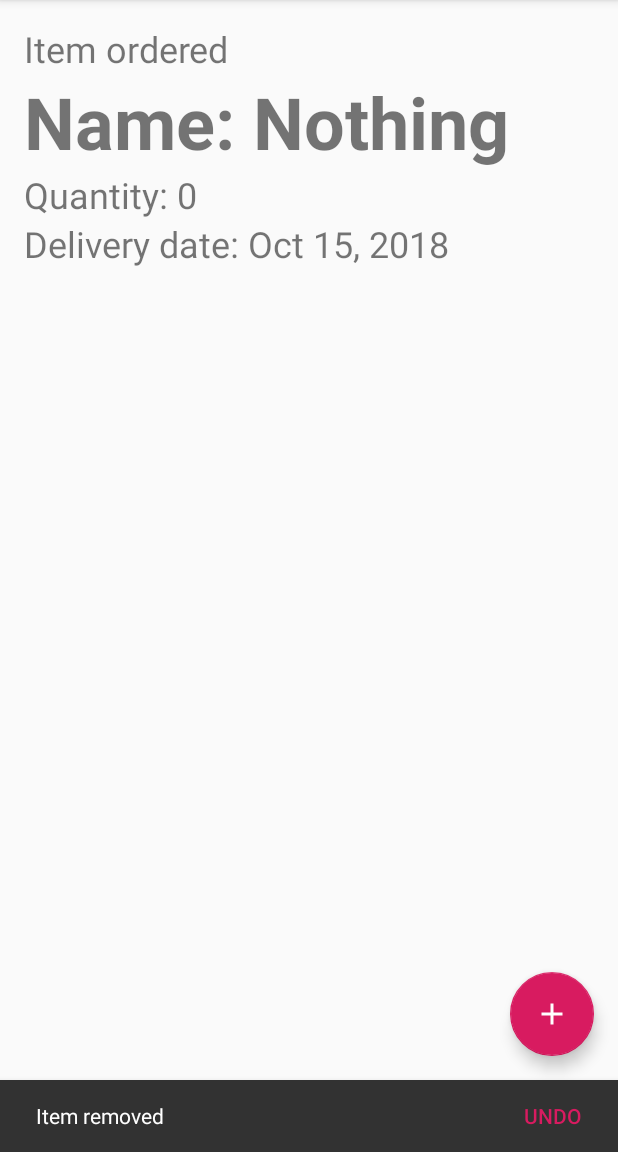
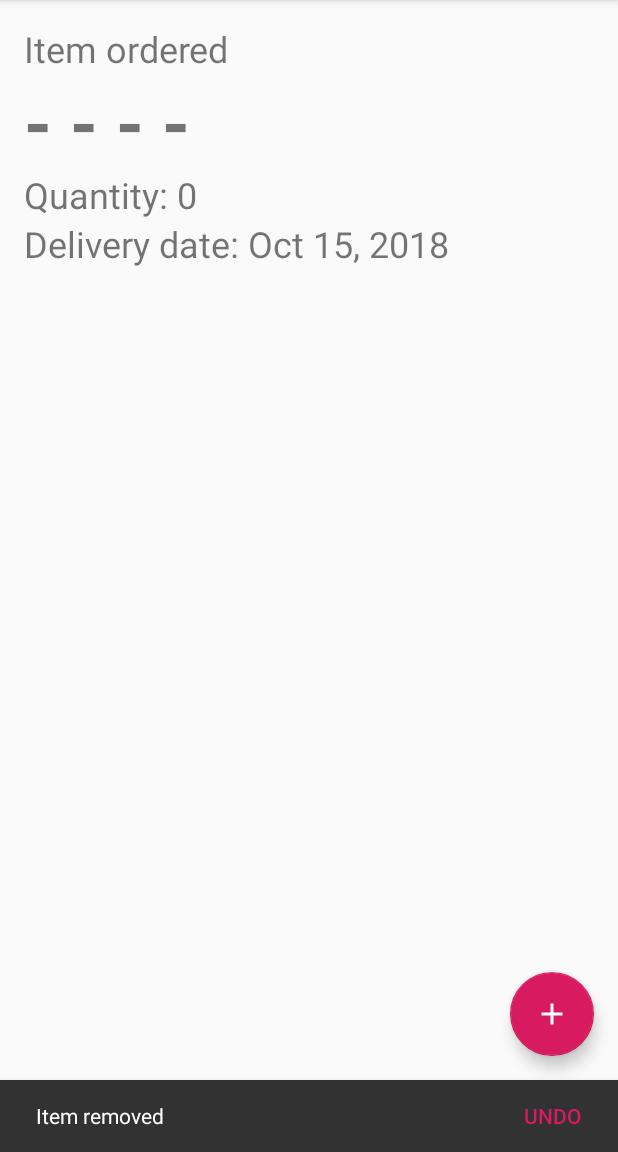
Before and after one commit to LearnAndroidUL/PointOfSale, an Android app: the screen it shows after launch (MainActivity), after a tap on "Reset", on a phone screen of 412 x 824 dp, the part 84-1236 px from its top. Run offline under Robolectric (Android 15) with nearby library versions, the phone set to English and light mode, and no system bars.

Commit message:
added action remove all with confirmation dialog

```diff
--- a/app/src/main/java/io/ruszkipista/pointofsale/Item.java
+++ b/app/src/main/java/io/ruszkipista/pointofsale/Item.java
@@ -14,7 +14,7 @@ public class Item {
     private GregorianCalendar mDeliveryDate;
 
     public Item() {
-        mName = "Nothing";
+        mName = "";
         mQuantity = 0;
         mDeliveryDate = new GregorianCalendar();
     }
@@ -23,10 +23,6 @@ public class Item {
         mName = name;
         mQuantity = quantity;
         mDeliveryDate = deliveryDate;
-    }
-
-    public static Item getDefaultItem() {
-        return new Item("Earplugs", 5, new GregorianCalendar());
     }
 
     public String getName() {
--- a/app/src/main/java/io/ruszkipista/pointofsale/MainActivity.java
+++ b/app/src/main/java/io/ruszkipista/pointofsale/MainActivity.java
@@ -52,6 +52,13 @@ public class MainActivity extends AppCompatActivity {
         mItems.add(new Item("Eaxample 1", 10, new GregorianCalendar()));
         mItems.add(new Item("Eaxample 2", 15, new GregorianCalendar()));
         mItems.add(new Item("Eaxample 3", 30, new GregorianCalendar()));
+
+        mCurrentItem = getNewItem();
+        showCurrentItem();
+    }
+
+    private Item getNewItem() {
+        return new Item("- - - -",0, new GregorianCalendar());
     }
 
     private void addItem() {
@@ -104,10 +111,10 @@ public class MainActivity extends AppCompatActivity {
         // automatically handle clicks on the Home/Up button, so long
         // as you specify a parent activity in AndroidManifest.xml.
         switch (menuItem.getItemId()){
-            case R.id.action_reset:
+            case R.id.action_remove:
                 final Item mSavedItem = mCurrentItem;
                 mItems.remove(mCurrentItem);
-                mCurrentItem = new Item();
+                mCurrentItem = getNewItem();
                 showCurrentItem();
                 Snackbar snackbar = Snackbar.make(findViewById(R.id.coordinator_layout),R.string.confirmation_snack_removeone,Snackbar.LENGTH_LONG);
                 snackbar.setAction(R.string.action_undo, new View.OnClickListener() {
@@ -123,6 +130,10 @@ public class MainActivity extends AppCompatActivity {
                 snackbar.show();
                 return true;
 
+            case R.id.action_removeall:
+                showDialogRemoveAll();
+                return true;
+
             case R.id.action_search:
                 showDialogItemList();
                 return true;
@@ -132,6 +143,22 @@ public class MainActivity extends AppCompatActivity {
                 return true;
         };
         return super.onOptionsItemSelected(menuItem);
+    }
+
+    private void showDialogRemoveAll() {
+        AlertDialog.Builder builder = new AlertDialog.Builder(this);
+        builder.setTitle(R.string.action_remove);
+        builder.setMessage(R.string.confirmation_dialog_removeall);
+        builder.setPositiveButton(android.R.string.ok, new DialogInterface.OnClickListener() {
+            @Override
+            public void onClick(DialogInterface dialog, int which) {
+                mItems.clear();
+                mCurrentItem = getNewItem();
+                showCurrentItem();
+            }
+        });
+        builder.setNegativeButton(android.R.string.cancel,null);
+        builder.create().show();
     }
 
     private void showDialogItemList() {
--- a/app/src/main/res/menu/menu_main.xml
+++ b/app/src/main/res/menu/menu_main.xml
@@ -9,7 +9,7 @@
         app:showAsAction="never" />
 
     <item
-        android:id="@+id/action_reset"
+        android:id="@+id/action_remove"
         android:orderInCategory="100"
         android:title="@string/action_reset"
         android:icon="@android:drawable/ic_menu_revert"
@@ -23,5 +23,11 @@
         android:icon="@android:drawable/ic_menu_search"
         app:showAsAction="ifRoom"
         />
+    <item
+        android:id="@+id/action_removeall"
+        android:orderInCategory="100"
+        android:title="@string/action_removeall"
+        app:showAsAction="never"
+        />
 
 </menu>
--- a/app/src/main/res/values/strings.xml
+++ b/app/src/main/res/values/strings.xml
@@ -3,14 +3,15 @@
     <string name="action_settings">Settings</string>
     <string name="action_reset">Reset</string>
     <string name="action_remove">Remove</string>
+    <string name="action_removeall">Remove All Items</string>
     <string name="action_search">Search</string>
     <string name="action_edit">Edit</string>
     <string name="action_undo">Undo</string>
     <string name="item_title">Item ordered</string>
-    <string name="name_format">Name: %s</string>
+    <string name="name_format">%s</string>
     <string name="quantity_format">Quantity: %d</string>
     <string name="date_format">Delivery date: %s</string>
-    <string name="name_start">Name</string>
+    <string name="name_start">- - - -</string>
     <string name="name_dialog">What do you want to buy?</string>
     <string name="name_hint">Item name</string>
     <string name="quantity_start">Quantity</string>
```
